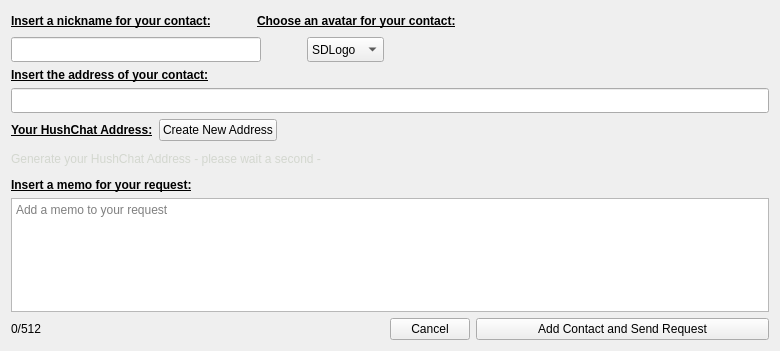
Qt form src/contactrequest.ui (jahway603/SilentDragonLite) before a commit.
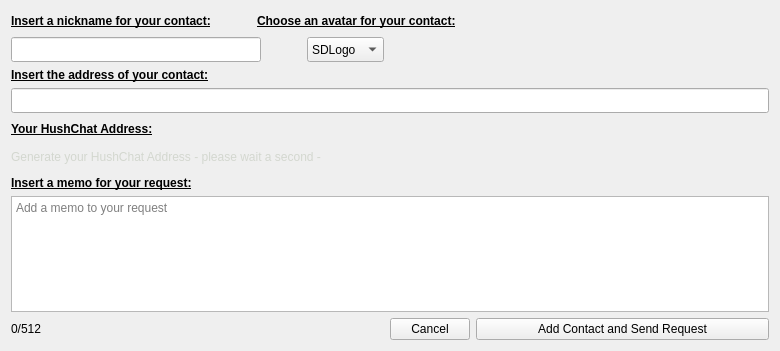
The same form after that commit. Icons and pictures are not drawn.

Commit message: auto create hushchat zaddr at contact request

Diff of the .ui file:
```diff
--- a/src/contactrequest.ui
+++ b/src/contactrequest.ui
@@ -122,22 +122,6 @@
        </property>
       </widget>
      </item>
-     <item>
-      <widget class="QPushButton" name="newZaddr">
-       <property name="sizePolicy">
-        <sizepolicy hsizetype="Minimum" vsizetype="Fixed">
-         <horstretch>0</horstretch>
-         <verstretch>0</verstretch>
-        </sizepolicy>
-       </property>
-       <property name="text">
-        <string>Create New Address</string>
-       </property>
-       <property name="autoDefault">
-        <bool>false</bool>
-       </property>
-      </widget>
-     </item>
      <item>
       <spacer name="horizontalSpacer">
        <property name="orientation">
```
The commit also changes 4 other files.
